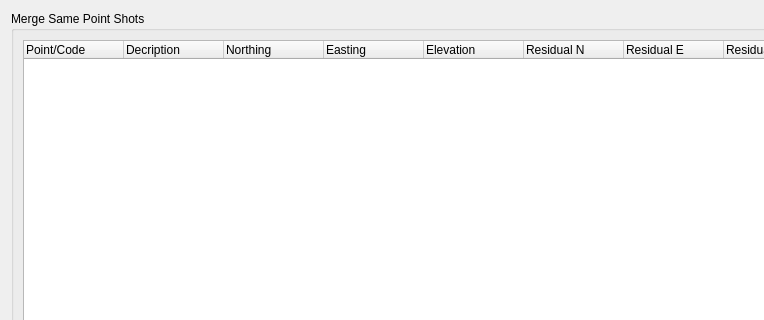
The window that fieldworkimport/resources/ui/same_point_shots_ui.ui (Don-More-Surveys-Engineering-Ltd/fieldworkimport) describes before a commit, drawn with Qt 5; both pictures show x 0 to 764 and y 0 to 320 of the 959 by 644 pixel window.
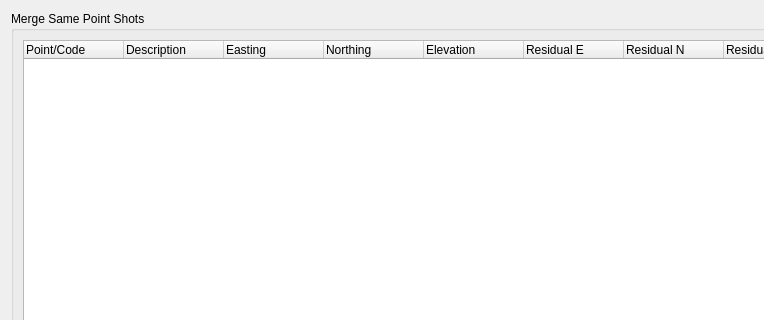
The same window after the commit.

```diff
--- a/fieldworkimport/resources/ui/same_point_shots_ui.ui
+++ b/fieldworkimport/resources/ui/same_point_shots_ui.ui
@@ -35,12 +35,7 @@
         </column>
         <column>
          <property name="text">
-          <string>Decription</string>
-         </property>
-        </column>
-        <column>
-         <property name="text">
-          <string>Northing</string>
+          <string>Description</string>
          </property>
         </column>
         <column>
@@ -48,21 +43,26 @@
           <string>Easting</string>
          </property>
         </column>
+        <column>
+         <property name="text">
+          <string>Northing</string>
+         </property>
+        </column>
         <column>
          <property name="text">
           <string>Elevation</string>
          </property>
         </column>
-        <column>
-         <property name="text">
-          <string>Residual N</string>
-         </property>
-        </column>
         <column>
          <property name="text">
           <string>Residual E</string>
          </property>
         </column>
+        <column>
+         <property name="text">
+          <string>Residual N</string>
+         </property>
+        </column>
         <column>
          <property name="text">
           <string>Residual El</string>
```
